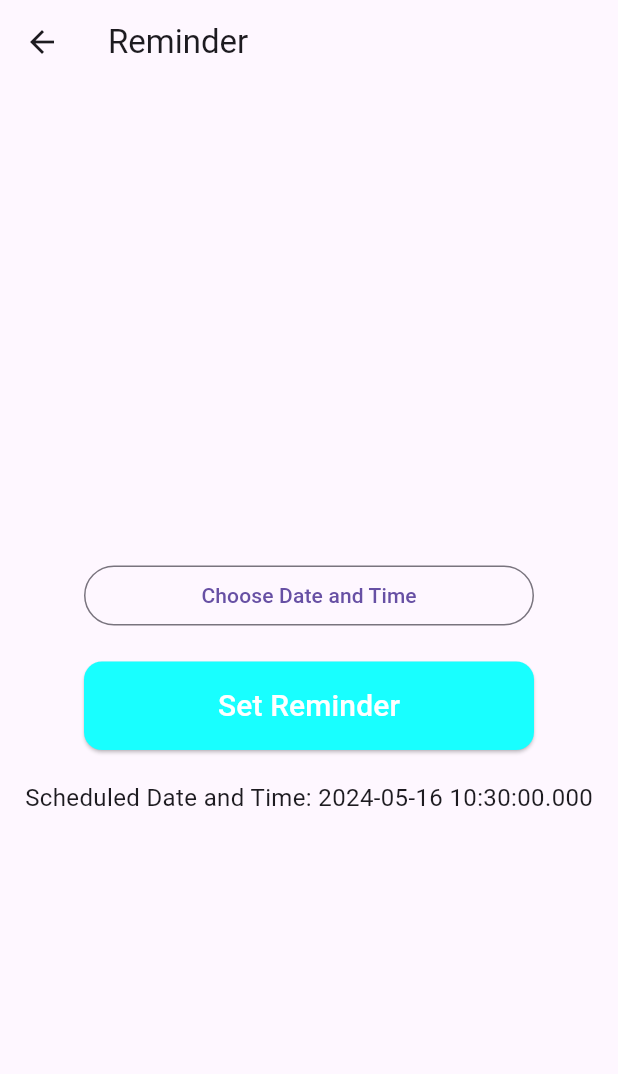
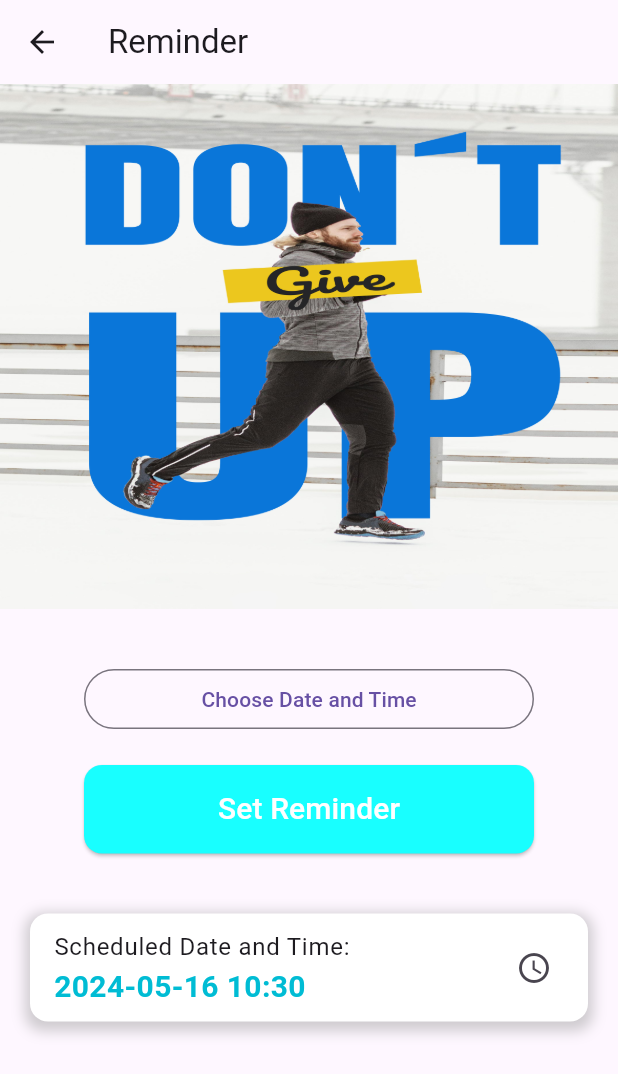
Before and after one commit to prathameshkalantri/ZenHub, a Flutter app: the WorkoutPage screen opened by its route, item 3 of the bottom bar chosen, after a tap on "Reminder", on a phone screen of 412 x 824 dp. Shown: the top 1074 px of the screen. Run offline on Flutter 3.47's test engine with Material 3 defaults, Android fonts, the phone set to English and light mode, and no system bars; our stand-ins replace cloud_firestore, firebase_auth, firebase_core, firebase_storage, flutter_datetime_picker_plus, flutter_local_notifications and 4 more; accounts and stored records are empty; network calls fail.

Commit message:
complete the final touch up

```diff
--- a/lib/home_page.dart
+++ b/lib/home_page.dart
@@ -540,8 +540,9 @@ class _HomePageState extends State<HomePage> {
             },
           );
         },
-        label: Text('Select Workout'),
-        icon: Icon(Icons.fitness_center),
+        label: Text('Select Workout',
+        style: TextStyle(color: Colors.white),),
+        icon: Icon(Icons.fitness_center, color: Colors.white,),
         backgroundColor: Colors.cyan,
       ),
     );
--- a/lib/reminder_page.dart
+++ b/lib/reminder_page.dart
@@ -3,6 +3,7 @@ import 'package:flutter_datetime_picker_plus/flutter_datetime_picker_plus.dart'
 as datatTimePicker;
 import 'package:permission_handler/permission_handler.dart';
 import 'notification.dart';
+
 
 DateTime scheduleTime = DateTime.now();
 
@@ -65,8 +66,16 @@ class _MyReminderPage extends State<ReminderPage> {
       body: Center(
         child: isNotificationEnabled
             ? Column(
-          mainAxisAlignment: MainAxisAlignment.center,
+          mainAxisAlignment: MainAxisAlignment.start,
           children: [
+            // SizedBox(height: 10,),
+            Image.asset(
+              'assets/reminder1.jpg', // Replace with your image path
+              height: 350, // Adjust height as needed
+              width: double.infinity, // Take full width
+              fit: BoxFit.cover, // Cover the area
+            ),
+            // SizedBox(height: 10,),
             DatePickerTxt(
               onDateTimeChanged: (date) {
                 setState(() {
@@ -90,10 +99,33 @@ class _MyReminderPage extends State<ReminderPage> {
               },
             ),
             SizedBox(height: 20),
-            Text(
-              'Scheduled Date and Time: $scheduleTime',
-              style: TextStyle(fontSize: 16),
+            Container(
+              margin: EdgeInsets.all(20), // Adjust margin as needed
+              decoration: BoxDecoration(
+                color: Colors.white, // Set the color to white
+                borderRadius: BorderRadius.circular(12), // Rounded corners
+                boxShadow: [
+                  BoxShadow(
+                    color: Colors.grey.withOpacity(0.5), // Shadow color
+                    spreadRadius: 3, // Spread radius
+                    blurRadius: 7, // Blur radius
+                    offset: Offset(0, 3), // Offset from the top
+                  ),
+                ],
+              ),
+              child: ListTile(
+                title: Text(
+                  'Scheduled Date and Time:',
+                  style: TextStyle(fontSize: 16),
+                ),
+                subtitle: Text(
+                  '${scheduleTime.year}-${scheduleTime.month.toString().padLeft(2, '0')}-${scheduleTime.day.toString().padLeft(2, '0')} ${scheduleTime.hour.toString().padLeft(2, '0')}:${scheduleTime.minute.toString().padLeft(2, '0')}',
+                  style: TextStyle(fontSize: 20, color: Colors.cyan, fontWeight: FontWeight.bold),
+                ),
+                trailing: Icon(Icons.schedule), // Optionally add an icon
+              ),
             ),
+
           ],
         )
             : Column(
--- a/lib/workout_page.dart
+++ b/lib/workout_page.dart
@@ -243,7 +243,7 @@ class ExerciseOption extends StatelessWidget {
   Widget build(BuildContext context) {
     return Card(
       color: Colors.white, // Set the color of the card to white
-      elevation: 5, // Add elevation for shadow effect
+      elevation: 1, // Add elevation for shadow effect
       shape: RoundedRectangleBorder(
         borderRadius: BorderRadius.circular(10),
       ),
@@ -254,7 +254,7 @@ class ExerciseOption extends StatelessWidget {
             Expanded(
               child: Text(
                 title,
-                style: TextStyle(fontSize: 20),
+                style: TextStyle(color: Colors.cyan, fontSize: 20),
               ),
             ),
             SizedBox(width: 10),
@@ -271,6 +271,7 @@ class ExerciseOption extends StatelessWidget {
     );
   }
 }
+
 
 class WorkoutPage extends StatefulWidget {
   @override
@@ -331,7 +332,7 @@ class _WorkoutPageState extends State<WorkoutPage> {
             SizedBox(
               height: 120, // Adjust height as needed
               child: ExerciseOption(
-                title: 'Stretching',
+                title: 'Streching',
                 image: AssetImage('assets/stretching.jpg'), // Add your image path
                 onTap: () {
                   Navigator.push(context, MaterialPageRoute(builder: (context) => StretchingPage()));
```
Also changed, not shown: lib/location.dart (deleted, +0 -43 lines), lib/setting_page.dart (+0 -30 lines), assets/reminder.png (added), assets/reminder1.jpg (added).
